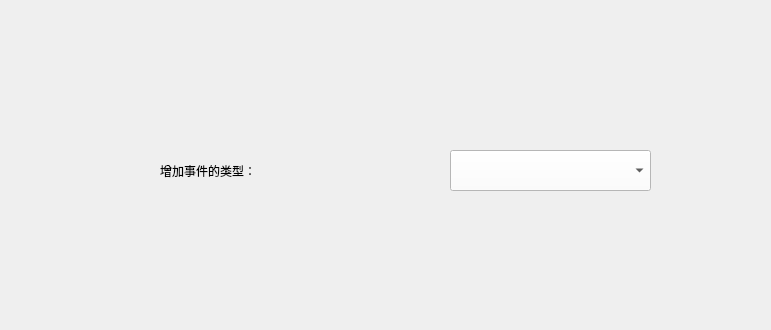
ShiningCrevice/Qt_CXSJSXhw, file task_manage/add.ui: the form before one commit; both pictures show x 0 to 771 and y 0 to 330 of the 953 by 549 pixel window.
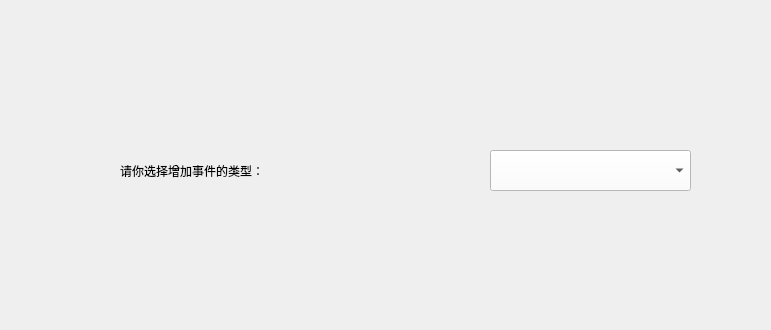
The form after the commit.

Patch:
```diff
--- a/task_manage/add.ui
+++ b/task_manage/add.ui
@@ -51,7 +51,7 @@
   <widget class="QComboBox" name="comboBox">
    <property name="geometry">
     <rect>
-     <x>450</x>
+     <x>490</x>
      <y>150</y>
      <width>201</width>
      <height>41</height>
@@ -70,9 +70,9 @@
   <widget class="QLabel" name="label">
    <property name="geometry">
     <rect>
-     <x>160</x>
+     <x>120</x>
      <y>140</y>
-     <width>241</width>
+     <width>331</width>
      <height>61</height>
     </rect>
    </property>
@@ -81,7 +81,7 @@
 font: 22pt &quot;华文中宋&quot;;</string>
    </property>
    <property name="text">
-    <string>增加事件的类型：</string>
+    <string>请你选择增加事件的类型：</string>
    </property>
   </widget>
   <widget class="QPushButton" name="pushButton_2">
```
